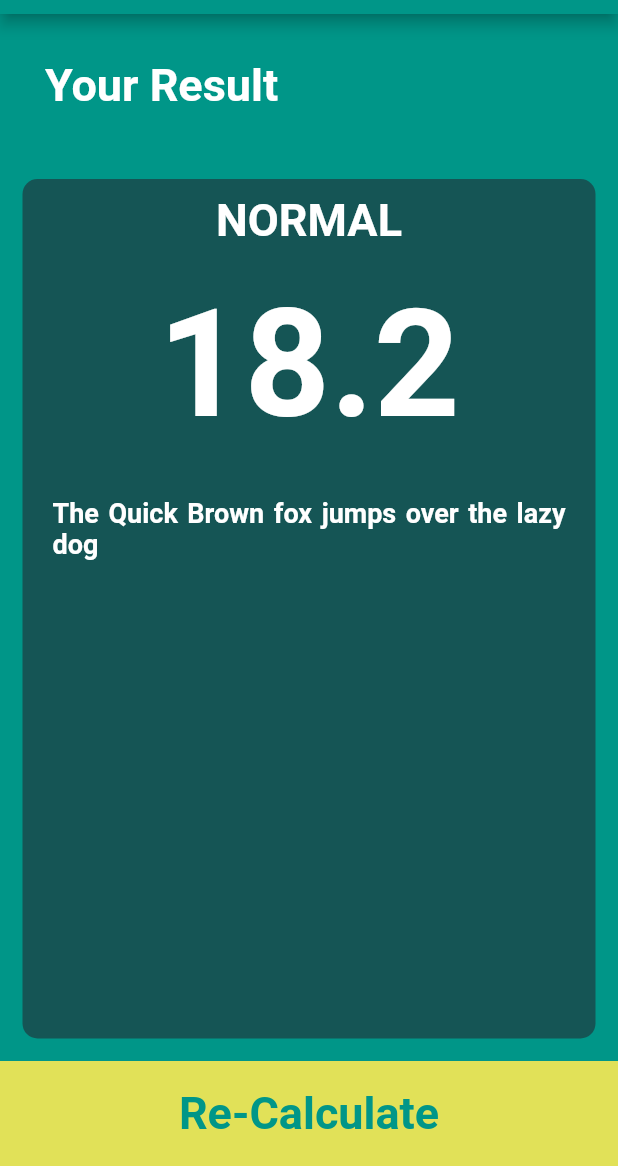
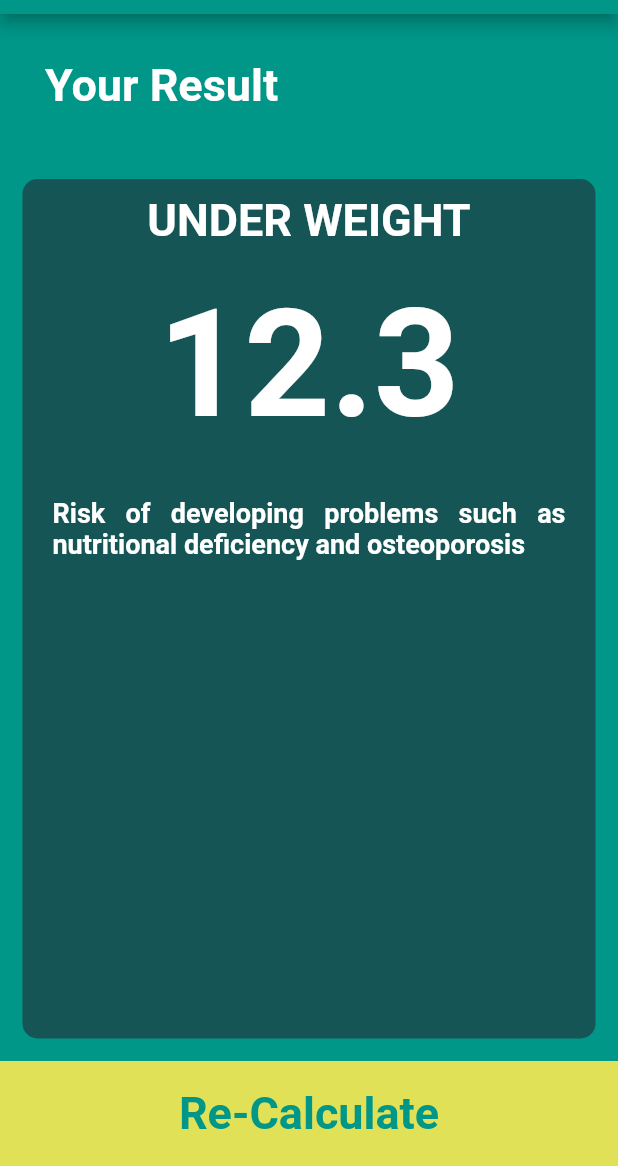
Before and after one commit to jpmehedi/flutter-bmi-calculator, a Flutter app: the screen it shows after launch, after a tap on "Calculate", on a phone screen of 412 x 824 dp, the part 70-1236 px from its top. Run offline on Flutter 3.47's test engine with Material 2 defaults, Android fonts, the phone set to English and light mode, and no system bars; our stand-ins replace font_awesome_flutter.

Commit message:
create functionality

```diff
--- /dev/null
+++ b/lib/bmi_brain.dart
@@ -0,0 +1,38 @@
+import 'dart:math';
+
+class BmiBrain {
+  BmiBrain({this.height, this.weight});
+
+  final int height;
+  final int weight;
+  double _bmi;
+
+  String clculateBmi() {
+   _bmi = weight/pow(height/100, 2);
+    return _bmi.toStringAsFixed(1);
+  }
+
+  String bmiResult() {
+    if (_bmi >= 27.5) {
+      return 'Over Weight';
+    } else if (_bmi >= 25 ) {
+      return 'Moderate Risk';
+    }else if (_bmi > 18.5) {
+      return 'Nrormal';
+    } else {
+      return 'Under Weight';
+    }
+  }
+
+  String bmiSummary() {
+   if (_bmi >= 27.5) {
+      return 'High risk of developing heart disease, high blood pressure, stroke, diabetes';
+    } else if (_bmi >= 25 ) {
+      return 'Moderate risk of developing heart disease, high blood pressure, stroke, diabete';
+    }else if (_bmi > 18.5) {
+      return 'Low Risk (healthy range)';
+    } else {
+      return 'Risk of developing problems such as nutritional deficiency and osteoporosis';
+    }
+  }
+}
--- a/lib/screens/input_page.dart
+++ b/lib/screens/input_page.dart
@@ -1,4 +1,3 @@
-
 import 'package:flutter/material.dart';
 import 'package:font_awesome_flutter/font_awesome_flutter.dart';
 
@@ -8,7 +7,7 @@ import '../materials/icon_content.dart';
 import '../materials/large_button.dart';
 import '../materials/rounded_button.dart';
 import '../screens/result_page.dart';
-
+import '../bmi_brain.dart';
 
 enum Gender {
   male,
@@ -214,8 +213,17 @@ class _InputPageState extends State<InputPage> {
           LargeButtonBuilder(
             text: "Calculate",
             onTap: () {
-              var route = MaterialPageRoute(builder: (context) => ResultPage());
-              Navigator.push(context, route);
+              BmiBrain _calc = BmiBrain(height: height, weight: weight);
+              Navigator.push(
+                context,
+                MaterialPageRoute(
+                  builder: (context) => ResultPage(
+                    clculateBmi: _calc.clculateBmi(),
+                    bmiResult: _calc.bmiResult(),
+                    bmiSummary: _calc.bmiSummary(),
+                  ),
+                ),
+              );
             },
           )
         ],
--- a/lib/screens/result_page.dart
+++ b/lib/screens/result_page.dart
@@ -3,7 +3,17 @@ import 'package:bmi_calculator/constraint.dart';
 
 import '../materials/large_button.dart';
 import '../materials/reuseable_card.dart';
+
 class ResultPage extends StatelessWidget {
+  ResultPage(
+      {@required this.clculateBmi,
+      @required this.bmiResult,
+      @required this.bmiSummary});
+
+  final String clculateBmi;
+  final String bmiResult;
+  final String bmiSummary;
+
   @override
   Widget build(BuildContext context) {
     return Scaffold(
@@ -28,21 +38,21 @@ class ResultPage extends StatelessWidget {
                   Container(
                     padding: const EdgeInsets.all(10.0),
                     child: Text(
-                      "Normal".toUpperCase(),
+                      bmiResult.toUpperCase(),
                       style: kResultTextStyle,
                     ),
                   ),
                   Container(
                     padding: const EdgeInsets.all(10.0),
                     child: Text(
-                      "18.2".toUpperCase(),
+                      clculateBmi,
                       style: kBMItextStyle,
                     ),
                   ),
                   Container(
                     padding: const EdgeInsets.all(20.0),
                     child: Text(
-                      "The Quick Brown fox jumps over the lazy dog",
+                      bmiSummary,
                       textAlign: TextAlign.justify,
                       style: kResultDescriptionTextStyle,
                     ),
```
